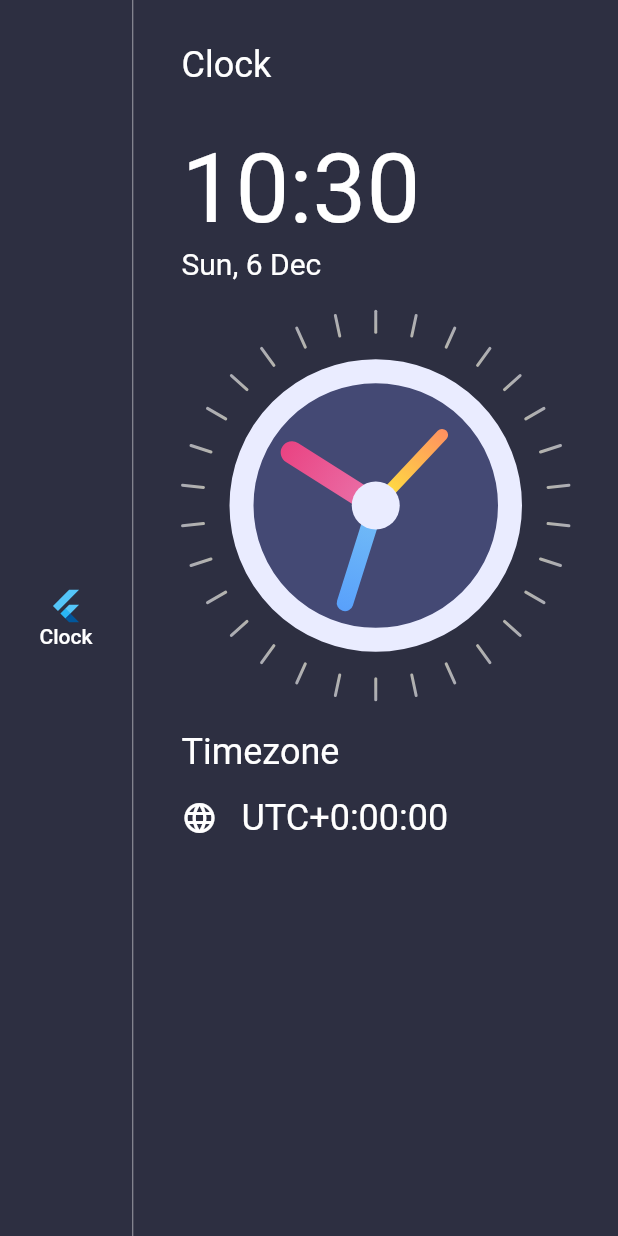
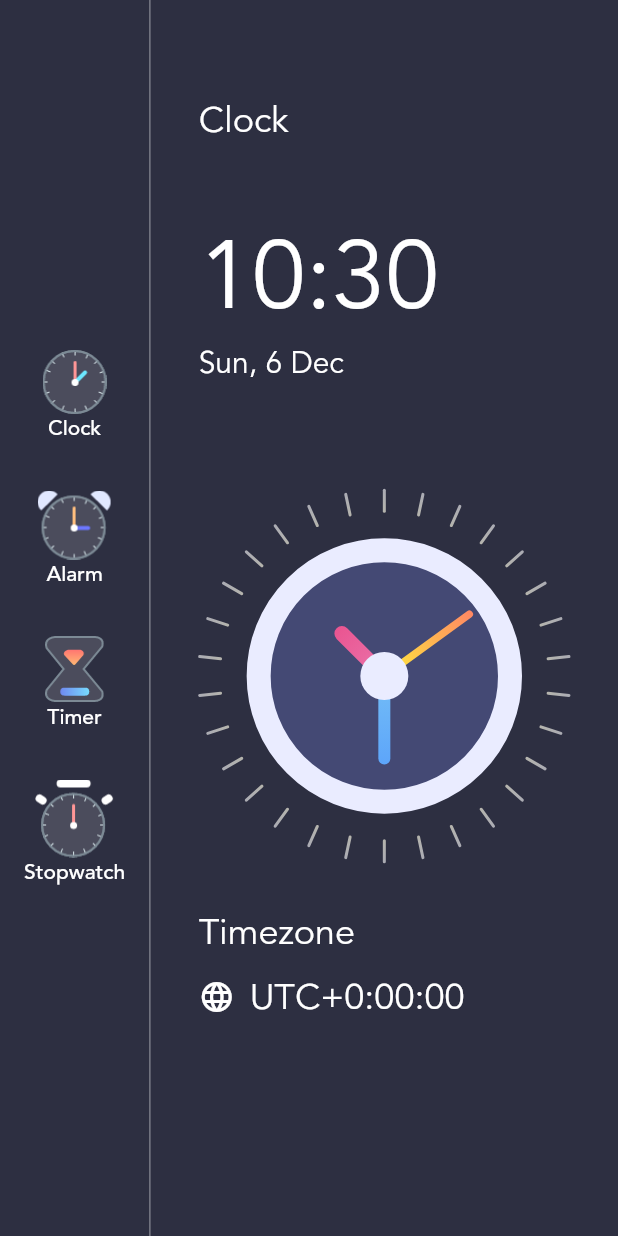
Before and after one commit to satyendrasingh8/Counter-Clock, a Flutter app: the screen it shows after launch, after a tap on "Clock", on a phone screen of 412 x 824 dp. Run offline on Flutter 3.47's test engine with Material 2 defaults, Android fonts, the phone set to English and light mode, and no system bars.

Commit message:
building ui

```diff
--- a/lib/clock_view.dart
+++ b/lib/clock_view.dart
@@ -48,7 +48,7 @@ class ClockPainter extends CustomPainter {
       ..style = PaintingStyle.stroke
       ..strokeWidth = 16;
     var centerFillBrush = Paint()..color = Color(0xFFEAECFF);
-    var dashBrush =Paint()
+    var dashBrush = Paint()
       ..shader = RadialGradient(colors: [Colors.yellow, Colors.white60])
           .createShader(Rect.fromCircle(center: center, radius: radius))
       ..style = PaintingStyle.stroke
@@ -59,40 +59,39 @@ class ClockPainter extends CustomPainter {
           .createShader(Rect.fromCircle(center: center, radius: radius))
       ..style = PaintingStyle.stroke
       ..strokeCap = StrokeCap.round
-      ..strokeWidth = 8;
+      ..strokeWidth = 5;
 
     var minHandBrush = Paint()
       ..shader = RadialGradient(colors: [Color(0xFF74BEF6), Colors.blueAccent])
           .createShader(Rect.fromCircle(center: center, radius: radius))
       ..style = PaintingStyle.stroke
       ..strokeCap = StrokeCap.round
-      ..strokeWidth = 11;
+      ..strokeWidth = 8;
     var hourHandBrush = Paint()
       ..shader = RadialGradient(colors: [Color(0xFFEA74AB), Colors.pink])
           .createShader(Rect.fromCircle(center: center, radius: radius))
       ..style = PaintingStyle.stroke
       ..strokeCap = StrokeCap.round
-      ..strokeWidth = 15;
+      ..strokeWidth = 10;
 
     canvas.drawCircle(center, radius - 40, fillBrush);
     canvas.drawCircle(center, radius - 40, outlineBrush);
 
-    var secHandX = centerX + 80 * cos(dateTime.second * 6 * pi / 180);
-    var secHandY = centerX + 80 * sin(dateTime.second * 6 * pi / 180);
+    var hourHandX = centerX +
+        40 * cos((dateTime.hour * 30 + dateTime.minute * 0.5) * pi / 180);
+    var hourHandY = centerY +
+        40 * sin((dateTime.hour * 30 + dateTime.minute * 0.5) * pi / 180);
+
+    canvas.drawLine(center, Offset(hourHandX, hourHandY), hourHandBrush);
+    var minHandX = centerX + 55 * cos(dateTime.minute * 6 * pi / 180);
+    var minHandY = centerY + 55 * sin(dateTime.minute * 6 * pi / 180);
+
+    canvas.drawLine(center, Offset(minHandX, minHandY), minHandBrush);
+    var secHandX = centerX + 70 * cos(dateTime.second * 6 * pi / 180);
+    var secHandY = centerY + 70 * sin(dateTime.second * 6 * pi / 180);
 
     canvas.drawLine(center, Offset(secHandX, secHandY), secHandBrush);
 
-    var minHandX = centerX + 65 * cos(dateTime.minute * 6 * pi / 180);
-    var minHandY = centerX + 65 * sin(dateTime.minute * 6 * pi / 180);
-
-    canvas.drawLine(center, Offset(minHandX, minHandY), minHandBrush);
-
-    var hourHandX = centerX +
-        50 * cos((dateTime.hour * 30 + dateTime.minute * 0.5) * pi / 180);
-    var hourHandY = centerX +
-        50 * sin((dateTime.hour * 30 + dateTime.minute * 0.5) * pi / 180);
-
-    canvas.drawLine(center, Offset(hourHandX, hourHandY), hourHandBrush);
     canvas.drawCircle(center, 16, centerFillBrush);
 
     var outerCircleRadius = radius;
--- a/lib/homePage.dart
+++ b/lib/homePage.dart
@@ -25,57 +25,78 @@ class _HomePageState extends State<HomePage> {
          Column(
            mainAxisAlignment: MainAxisAlignment.center,
            children: [
-          FlatButton(onPressed:(){}, child:Column(
-            children: [
-              FlutterLogo(),
-               Text(
-                  'Clock',
-                  style: TextStyle(color: Colors.white, fontSize: 14),
-                ),
-            ],
-          ))
-
+          buildMenuButton('Clock','assets/clock_icon.png'),
+           buildMenuButton('Alarm','assets/alarm_icon.png'),
+           buildMenuButton('Timer','assets/timer_icon.png'),
+           buildMenuButton('Stopwatch','assets/stopwatch_icon.png'),
            ],
          ),
          VerticalDivider(color: Colors.white54,width: 1,),
           Expanded(
                       child: Container(
-              padding: EdgeInsets.symmetric(horizontal: 32,vertical: 29),
+              padding: EdgeInsets.symmetric(horizontal: 32,vertical: 64),
+              child: Column(
+                crossAxisAlignment: CrossAxisAlignment.start,
+                children: [
+                  Flexible(
+                  flex: 1,
+                  fit: FlexFit.tight,
+                       child: Text(
+                      'Clock',
+                      style: TextStyle(fontFamily: 'avenir',color: Colors.white, fontSize: 24),
+                    ),
+                  ),
+                  Flexible(
+                flex: 2,
                          child: Column(
                       crossAxisAlignment: CrossAxisAlignment.start,
                       children: [
                       Text(
-                    'Clock',
-                    style: TextStyle(color: Colors.white, fontSize: 24),
-                  ),
-                  SizedBox(height: 32),
-                  Text(
                       formattedTime,
-                    style: TextStyle(color: Colors.white, fontSize: 64),
+                      style: TextStyle(fontFamily: 'avenir',color: Colors.white, fontSize: 64),
                     ),
                     Text(
                       formattedData,
-                    style: TextStyle(color: Colors.white, fontSize: 20),
+                      style: TextStyle(fontFamily: 'avenir',color: Colors.white, fontSize: 20),
                     ),
-                  ClockView(),
+                      ],
+                    ),
+                  ),
+
+                  Flexible(
+                    flex: 4,
+                    fit: FlexFit.tight,
+                    child: Align(
+                      alignment: Alignment.center,
+                      child: ClockView())),
+                  Flexible(
+                  flex: 2,
+                       fit: FlexFit.tight,
+                         child: Column(
+                           crossAxisAlignment: CrossAxisAlignment.start,
+                      children: [
                         Text(
                           'Timezone',
-                    style: TextStyle(color: Colors.white, fontSize: 24),
+                          style: TextStyle(fontFamily: 'avenir', color: Colors.white, fontSize: 24),
                         ),
-                  SizedBox(height: 16),
+                         SizedBox(height: 10),
                     Row(
                       children: [
                         Icon(
                           Icons.language,
                           color: Colors.white,
                         ),
-                      SizedBox(width: 16),
+                        SizedBox(width: 10),
                         Text(
                           'UTC' + offsetSign + timezoneString,
-                        style: TextStyle(color: Colors.white, fontSize: 24),
+                          style: TextStyle(fontFamily: 'avenir',color: Colors.white, fontSize: 24),
                         ),
                       ],
                     )
+                      ],
+                    ),
+                  ),
+
                 ],
               ),
             ),
@@ -84,4 +105,20 @@ class _HomePageState extends State<HomePage> {
       ),
     );
   }
+
+  Padding buildMenuButton(String title, String image) {
+    return
+    Padding(
+      padding: const EdgeInsets.symmetric(vertical: 16),
+      child: FlatButton(onPressed:(){}, child:Column(
+            children: [
+              Image.asset(image,scale: 1.5,),
+               Text(
+                  title ?? '',
+                  style: TextStyle(fontFamily: 'avenir', color: Colors.white, fontSize: 14),
+                ),
+            ],
+          )),
+    );
   }
+}
```
Also changed, not shown: pubspec.yaml (+13 -13 lines), assets/add_alarm.png (added), assets/alarm_icon.png (added), assets/clock_icon.png (added), assets/fonts/Avenir-Book.ttf (added), assets/fonts/Avenir-Heavy.ttf (added), assets/fonts/Avenir-Light.ttf (added), assets/fonts/Avenir-Medium.ttf (added), assets/stopwatch_icon.png (added), assets/timer_icon.png (added). Lines whose indentation alone changed are shown as unchanged.
